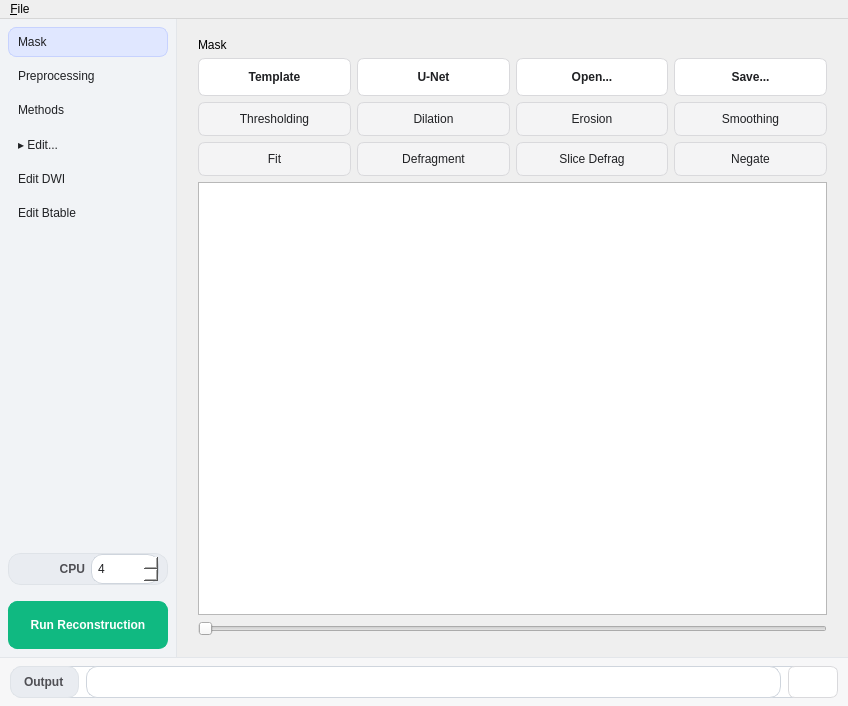
First picture: the form in reconstruction/reconstruction_window.ui, repository frankyeh/DSI-Studio, before the edit.
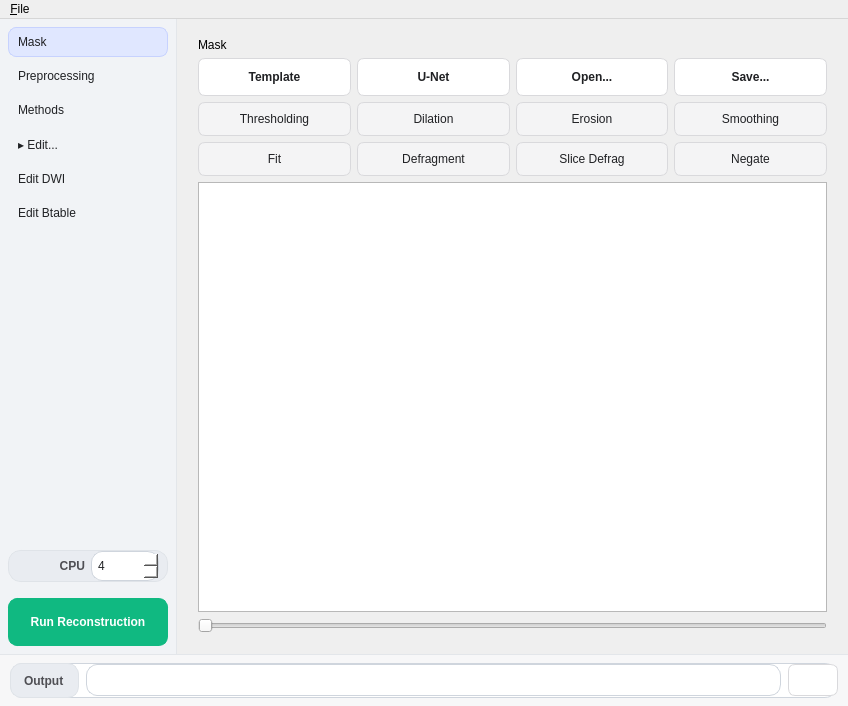
Second picture: the form after the edit. Icons and pictures are not drawn.

Commit message: Keep reconstruction output filename bar at fixed height

Patch:
```diff
--- a/reconstruction/reconstruction_window.ui
+++ b/reconstruction/reconstruction_window.ui
@@ -2766,6 +2766,18 @@
     </item>
     <item>
      <widget class="QFrame" name="run_bar">
+      <property name="sizePolicy">
+       <sizepolicy hsizetype="Expanding" vsizetype="Fixed">
+        <horstretch>0</horstretch>
+        <verstretch>0</verstretch>
+       </sizepolicy>
+      </property>
+      <property name="minimumSize">
+       <size><width>0</width><height>52</height></size>
+      </property>
+      <property name="maximumSize">
+       <size><width>16777215</width><height>52</height></size>
+      </property>
       <layout class="QHBoxLayout" name="run_bar_layout">
        <property name="leftMargin">
         <number>10</number>
```
